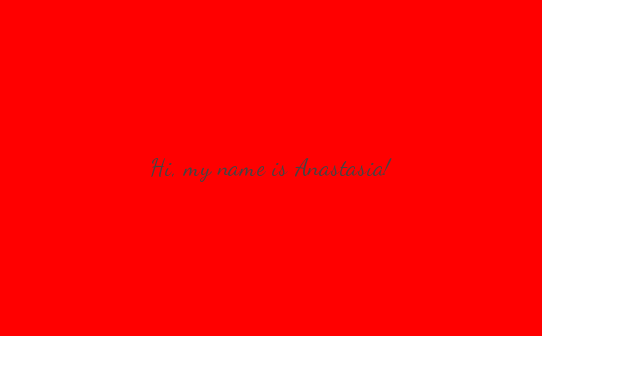
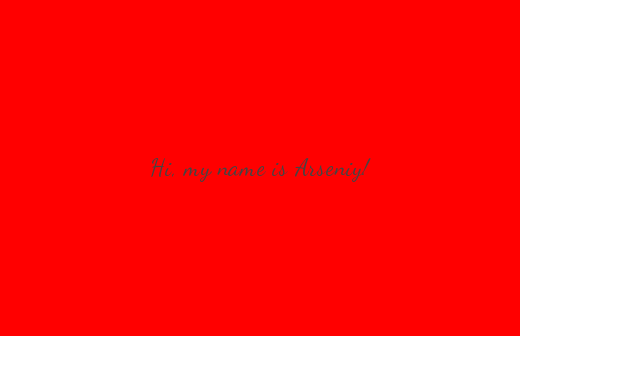
Before and after one commit to DarkArsenJKeee/L1, an Android app built with Jetpack Compose: the @Preview function GreetingPreview, on a phone screen of 412 x 824 dp. Shown: the top 375 px of the screen. Run offline under Robolectric (Android 15) with nearby library versions, the phone set to English and light mode, and no system bars.

Commit message:
Update MainActivity.kt

```diff
--- a/app/src/main/java/com/example/greetingcard/MainActivity.kt
+++ b/app/src/main/java/com/example/greetingcard/MainActivity.kt
@@ -53,6 +53,6 @@ fun Greeting(name: String, modifier: Modifier = Modifier) {
 @Composable
 fun GreetingPreview() {
     GreetingCardTheme {
-        Greeting("Anastasia")
+        Greeting("Arseniy")
     }
 }
```
